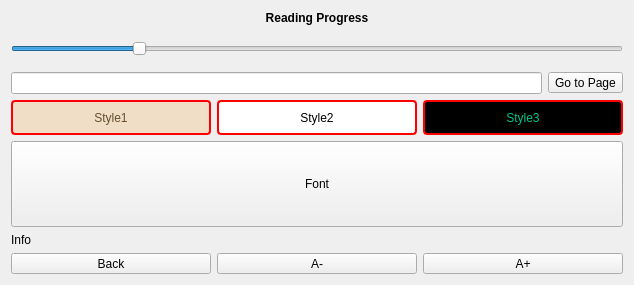
Old version of the form src/Reader/ReaderSet.ui in the repository ic005k/Knot-Legacy.
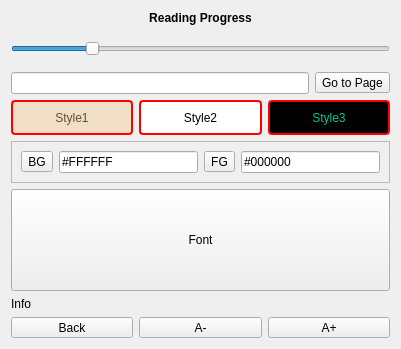
New version of the form. Icons and pictures are not drawn.

Commit message: Optimized the reader.

Patch:
```diff
--- a/src/Reader/ReaderSet.ui
+++ b/src/Reader/ReaderSet.ui
@@ -6,14 +6,14 @@
    <rect>
     <x>0</x>
     <y>0</y>
-    <width>634</width>
-    <height>285</height>
+    <width>401</width>
+    <height>349</height>
    </rect>
   </property>
   <property name="windowTitle">
    <string/>
   </property>
-  <layout class="QVBoxLayout" name="verticalLayout">
+  <layout class="QVBoxLayout" name="verticalLayout_2">
    <item>
     <widget class="QLabel" name="lblProg">
      <property name="font">
@@ -213,6 +213,50 @@
      </item>
     </layout>
    </item>
+   <item>
+    <widget class="QFrame" name="f_CustomColor">
+     <property name="frameShape">
+      <enum>QFrame::StyledPanel</enum>
+     </property>
+     <property name="frameShadow">
+      <enum>QFrame::Raised</enum>
+     </property>
+     <layout class="QVBoxLayout" name="verticalLayout">
+      <item>
+       <layout class="QHBoxLayout" name="horizontalLayout_4">
+        <item>
+         <widget class="QToolButton" name="btnBackgroundColor">
+          <property name="text">
+           <string>BG</string>
+          </property>
+         </widget>
+        </item>
+        <item>
+         <widget class="QLineEdit" name="editBackgroundColor">
+          <property name="text">
+           <string>#FFFFFF</string>
+          </property>
+         </widget>
+        </item>
+        <item>
+         <widget class="QToolButton" name="btnForegroundColor">
+          <property name="text">
+           <string>FG</string>
+          </property>
+         </widget>
+        </item>
+        <item>
+         <widget class="QLineEdit" name="editForegroundColor">
+          <property name="text">
+           <string>#000000</string>
+          </property>
+         </widget>
+        </item>
+       </layout>
+      </item>
+     </layout>
+    </widget>
+   </item>
    <item>
     <widget class="QToolButton" name="btnFont">
      <property name="sizePolicy">
```
The commit also changes 11 other files.
